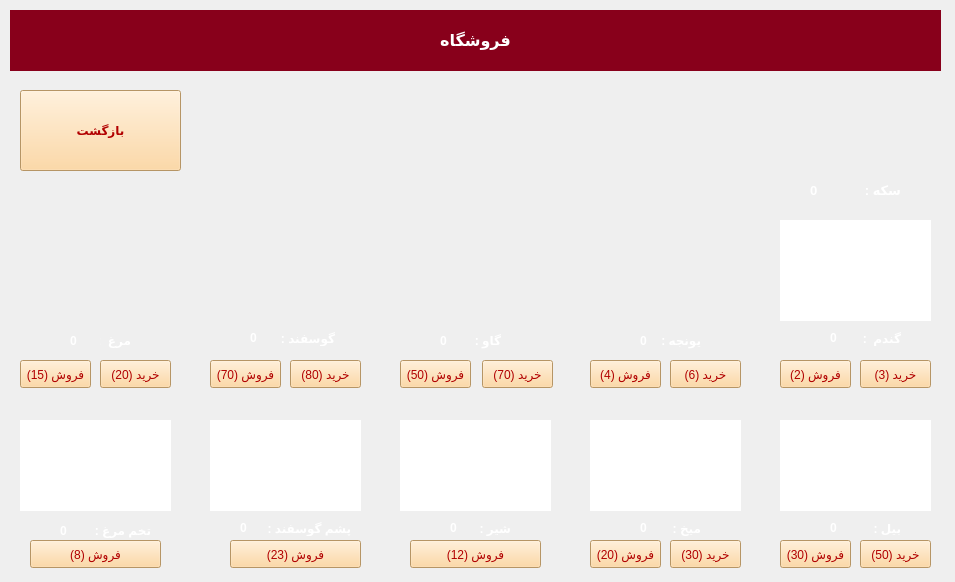
Qt form Store.ui (Mahdi-Ghasemii/AP_Project) before a commit.
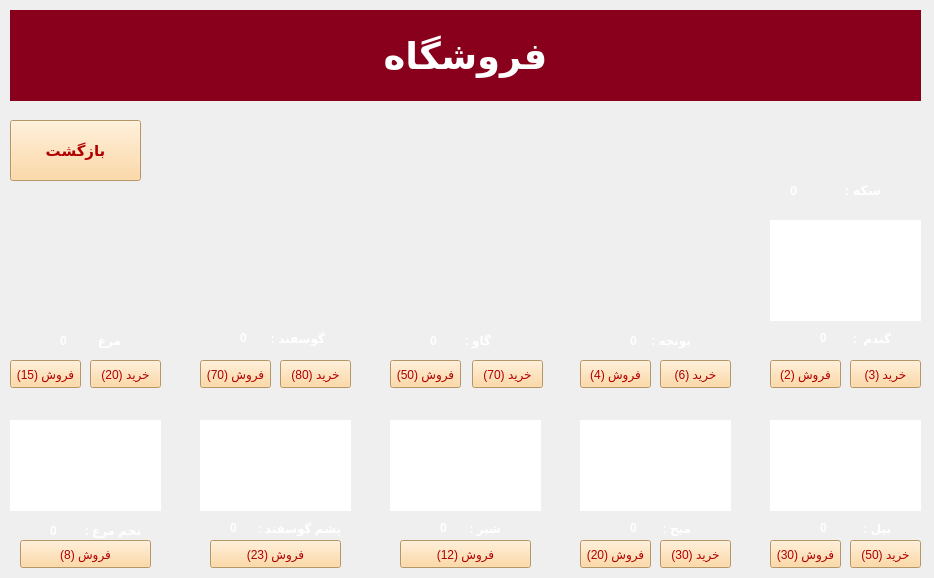
The same form after that commit. Icons and pictures are not drawn.

Patch:
```diff
--- a/Store.ui
+++ b/Store.ui
@@ -6,8 +6,8 @@
    <rect>
     <x>0</x>
     <y>0</y>
-    <width>955</width>
-    <height>582</height>
+    <width>934</width>
+    <height>578</height>
    </rect>
   </property>
   <property name="windowTitle">
@@ -44,8 +44,8 @@
   <widget class="QLabel" name="label">
    <property name="geometry">
     <rect>
-     <x>780</x>
-     <y>80</y>
+     <x>770</x>
+     <y>90</y>
      <width>141</width>
      <height>111</height>
     </rect>
@@ -63,7 +63,7 @@
   <widget class="QLabel" name="label_2">
    <property name="geometry">
     <rect>
-     <x>850</x>
+     <x>830</x>
      <y>180</y>
      <width>51</width>
      <height>20</height>
@@ -86,9 +86,9 @@
   <widget class="QLabel" name="Num_Coin">
    <property name="geometry">
     <rect>
-     <x>810</x>
+     <x>790</x>
      <y>180</y>
-     <width>31</width>
+     <width>41</width>
      <height>21</height>
     </rect>
    </property>
@@ -109,7 +109,7 @@
   <widget class="QPushButton" name="Buy_Cow_pbn">
    <property name="geometry">
     <rect>
-     <x>482</x>
+     <x>472</x>
      <y>360</y>
      <width>71</width>
      <height>28</height>
@@ -127,7 +127,7 @@
   <widget class="QLabel" name="label_4">
    <property name="geometry">
     <rect>
-     <x>400</x>
+     <x>390</x>
      <y>420</y>
      <width>151</width>
      <height>91</height>
@@ -150,7 +150,7 @@
   <widget class="QLabel" name="label_5">
    <property name="geometry">
     <rect>
-     <x>470</x>
+     <x>460</x>
      <y>520</y>
      <width>41</width>
      <height>16</height>
@@ -172,7 +172,7 @@
   <widget class="QLabel" name="label_6">
    <property name="geometry">
     <rect>
-     <x>20</x>
+     <x>10</x>
      <y>420</y>
      <width>151</width>
      <height>91</height>
@@ -194,7 +194,7 @@
   <widget class="QLabel" name="label_7">
    <property name="geometry">
     <rect>
-     <x>90</x>
+     <x>80</x>
      <y>520</y>
      <width>61</width>
      <height>20</height>
@@ -216,7 +216,7 @@
   <widget class="QLabel" name="label_8">
    <property name="geometry">
     <rect>
-     <x>780</x>
+     <x>770</x>
      <y>420</y>
      <width>151</width>
      <height>91</height>
@@ -239,7 +239,7 @@
   <widget class="QLabel" name="label_9">
    <property name="geometry">
     <rect>
-     <x>860</x>
+     <x>850</x>
      <y>520</y>
      <width>41</width>
      <height>16</height>
@@ -261,7 +261,7 @@
   <widget class="QLabel" name="label_10">
    <property name="geometry">
     <rect>
-     <x>590</x>
+     <x>580</x>
      <y>420</y>
      <width>151</width>
      <height>91</height>
@@ -283,7 +283,7 @@
   <widget class="QLabel" name="label_11">
    <property name="geometry">
     <rect>
-     <x>670</x>
+     <x>660</x>
      <y>520</y>
      <width>31</width>
      <height>16</height>
@@ -305,7 +305,7 @@
   <widget class="QLabel" name="Num_Mikh">
    <property name="geometry">
     <rect>
-     <x>640</x>
+     <x>630</x>
      <y>520</y>
      <width>31</width>
      <height>16</height>
@@ -327,7 +327,7 @@
   <widget class="QLabel" name="Num_Egg">
    <property name="geometry">
     <rect>
-     <x>60</x>
+     <x>50</x>
      <y>520</y>
      <width>20</width>
      <height>21</height>
@@ -349,7 +349,7 @@
   <widget class="QLabel" name="Num_Milk">
    <property name="geometry">
     <rect>
-     <x>450</x>
+     <x>440</x>
      <y>520</y>
      <width>21</width>
      <height>16</height>
@@ -371,7 +371,7 @@
   <widget class="QLabel" name="Num_Bill">
    <property name="geometry">
     <rect>
-     <x>830</x>
+     <x>820</x>
      <y>520</y>
      <width>21</width>
      <height>16</height>
@@ -393,7 +393,7 @@
   <widget class="QLabel" name="label_16">
    <property name="geometry">
     <rect>
-     <x>400</x>
+     <x>390</x>
      <y>220</y>
      <width>151</width>
      <height>101</height>
@@ -412,7 +412,7 @@
   <widget class="QLabel" name="label_17">
    <property name="geometry">
     <rect>
-     <x>470</x>
+     <x>460</x>
      <y>330</y>
      <width>31</width>
      <height>20</height>
@@ -434,7 +434,7 @@
   <widget class="QLabel" name="Num_Cow">
    <property name="geometry">
     <rect>
-     <x>440</x>
+     <x>430</x>
      <y>330</y>
      <width>31</width>
      <height>21</height>
@@ -456,7 +456,7 @@
   <widget class="QLabel" name="label_19">
    <property name="geometry">
     <rect>
-     <x>210</x>
+     <x>200</x>
      <y>220</y>
      <width>151</width>
      <height>101</height>
@@ -475,7 +475,7 @@
   <widget class="QLabel" name="label_20">
    <property name="geometry">
     <rect>
-     <x>280</x>
+     <x>270</x>
      <y>330</y>
      <width>55</width>
      <height>16</height>
@@ -497,7 +497,7 @@
   <widget class="QLabel" name="Num_Sheep">
    <property name="geometry">
     <rect>
-     <x>250</x>
+     <x>240</x>
      <y>330</y>
      <width>31</width>
      <height>16</height>
@@ -519,7 +519,7 @@
   <widget class="QLabel" name="label_22">
    <property name="geometry">
     <rect>
-     <x>20</x>
+     <x>10</x>
      <y>220</y>
      <width>151</width>
      <height>101</height>
@@ -538,7 +538,7 @@
   <widget class="QLabel" name="label_23">
    <property name="geometry">
     <rect>
-     <x>100</x>
+     <x>90</x>
      <y>330</y>
      <width>31</width>
      <height>20</height>
@@ -560,7 +560,7 @@
   <widget class="QLabel" name="Num_Chicken">
    <property name="geometry">
     <rect>
-     <x>70</x>
+     <x>60</x>
      <y>330</y>
      <width>21</width>
      <height>21</height>
@@ -582,7 +582,7 @@
   <widget class="QLabel" name="label_25">
    <property name="geometry">
     <rect>
-     <x>780</x>
+     <x>770</x>
      <y>220</y>
      <width>151</width>
      <height>101</height>
@@ -604,7 +604,7 @@
   <widget class="QLabel" name="label_26">
    <property name="geometry">
     <rect>
-     <x>860</x>
+     <x>850</x>
      <y>330</y>
      <width>41</width>
      <height>16</height>
@@ -626,7 +626,7 @@
   <widget class="QLabel" name="Num_Gandom">
    <property name="geometry">
     <rect>
-     <x>830</x>
+     <x>820</x>
      <y>330</y>
      <width>21</width>
      <height>16</height>
@@ -648,7 +648,7 @@
   <widget class="QLabel" name="label_28">
    <property name="geometry">
     <rect>
-     <x>590</x>
+     <x>580</x>
      <y>220</y>
      <width>151</width>
      <height>101</height>
@@ -667,7 +667,7 @@
   <widget class="QLabel" name="label_29">
    <property name="geometry">
     <rect>
-     <x>660</x>
+     <x>650</x>
      <y>330</y>
      <width>41</width>
      <height>20</height>
@@ -689,7 +689,7 @@
   <widget class="QLabel" name="Num_Yonjeh">
    <property name="geometry">
     <rect>
-     <x>640</x>
+     <x>630</x>
      <y>330</y>
      <width>21</width>
      <height>21</height>
@@ -711,7 +711,7 @@
   <widget class="QPushButton" name="Buy_Sheep_pbn">
    <property name="geometry">
     <rect>
-     <x>290</x>
+     <x>280</x>
      <y>360</y>
      <width>71</width>
      <height>28</height>
@@ -729,7 +729,7 @@
   <widget class="QPushButton" name="Sell_Cow_pbn">
    <property name="geometry">
     <rect>
-     <x>400</x>
+     <x>390</x>
      <y>360</y>
      <width>71</width>
      <height>28</height>
@@ -747,7 +747,7 @@
   <widget class="QPushButton" name="Sell_Sheep_pbn">
    <property name="geometry">
     <rect>
-     <x>210</x>
+     <x>200</x>
      <y>360</y>
      <width>71</width>
      <height>28</height>
@@ -765,7 +765,7 @@
   <widget class="QPushButton" name="Buy_Chicken_pbn">
    <property name="geometry">
     <rect>
-     <x>100</x>
+     <x>90</x>
      <y>360</y>
      <width>71</width>
      <height>28</height>
@@ -783,7 +783,7 @@
   <widget class="QPushButton" name="Sell_Chicken_pbn">
    <property name="geometry">
     <rect>
-     <x>20</x>
+     <x>10</x>
      <y>360</y>
      <width>71</width>
      <height>28</height>
@@ -801,7 +801,7 @@
   <widget class="QPushButton" name="Buy_Mikh_pbn">
    <property name="geometry">
     <rect>
-     <x>670</x>
+     <x>660</x>
      <y>540</y>
      <width>71</width>
      <height>28</height>
@@ -819,7 +819,7 @@
   <widget class="QPushButton" name="Sell_Mikh_pbn">
    <property name="geometry">
     <rect>
-     <x>590</x>
+     <x>580</x>
      <y>540</y>
      <width>71</width>
      <height>28</height>
@@ -837,7 +837,7 @@
   <widget class="QPushButton" name="Sell_Yonjeh_pbn">
    <property name="geometry">
     <rect>
-     <x>590</x>
+     <x>580</x>
      <y>360</y>
      <width>71</width>
      <height>28</height>
@@ -855,7 +855,7 @@
   <widget class="QPushButton" name="Buy_Yonjeh_pbn">
    <property name="geometry">
     <rect>
-     <x>670</x>
+     <x>660</x>
      <y>360</y>
      <width>71</width>
      <height>28</height>
@@ -873,7 +873,7 @@
   <widget class="QPushButton" name="Buy_Gandom_pbn">
    <property name="geometry">
     <rect>
-     <x>860</x>
+     <x>850</x>
      <y>360</y>
      <width>71</width>
      <height>28</height>
@@ -891,7 +891,7 @@
   <widget class="QPushButton" name="Sell_Gandom_pbn">
    <property name="geometry">
     <rect>
-     <x>780</x>
+     <x>770</x>
      <y>360</y>
      <width>71</width>
      <height>28</height>
@@ -909,7 +909,7 @@
   <widget class="QPushButton" name="Sell_Egg_pbn">
    <property name="geometry">
     <rect>
-     <x>30</x>
+     <x>20</x>
      <y>540</y>
      <width>131</width>
      <height>28</height>
@@ -927,7 +927,7 @@
   <widget class="QPushButton" name="Sell_Wool_pbn">
    <property name="geometry">
     <rect>
-     <x>230</x>
+     <x>210</x>
      <y>540</y>
      <width>131</width>
      <height>28</height>
@@ -945,7 +945,7 @@
   <widget class="QPushButton" name="Buy_Bill_pbn">
    <property name="geometry">
     <rect>
-     <x>860</x>
+     <x>850</x>
      <y>540</y>
      <width>71</width>
      <height>28</height>
@@ -963,7 +963,7 @@
   <widget class="QPushButton" name="Sell_Bill_pbn">
    <property name="geometry">
     <rect>
-     <x>780</x>
+     <x>770</x>
      <y>540</y>
      <width>71</width>
      <height>28</height>
@@ -981,7 +981,7 @@
   <widget class="QPushButton" name="Sell_Milk_pbn">
    <property name="geometry">
     <rect>
-     <x>410</x>
+     <x>400</x>
      <y>540</y>
      <width>131</width>
      <height>28</height>
@@ -999,7 +999,7 @@
   <widget class="QLabel" name="label_31">
    <property name="geometry">
     <rect>
-     <x>210</x>
+     <x>200</x>
      <y>420</y>
      <width>151</width>
      <height>91</height>
@@ -1021,7 +1021,7 @@
   <widget class="QLabel" name="label_32">
    <property name="geometry">
     <rect>
-     <x>260</x>
+     <x>250</x>
      <y>520</y>
      <width>91</width>
      <height>16</height>
@@ -1043,7 +1043,7 @@
   <widget class="QLabel" name="Num_Wool">
    <property name="geometry">
     <rect>
-     <x>240</x>
+     <x>230</x>
      <y>520</y>
      <width>21</width>
      <height>16</height>
@@ -1062,40 +1062,57 @@
     <string>0</string>
    </property>
   </widget>
-  <widget class="QLabel" name="label_34">
+  <widget class="QPushButton" name="Return_to_Farm">
    <property name="geometry">
     <rect>
      <x>10</x>
-     <y>10</y>
-     <width>931</width>
+     <y>120</y>
+     <width>131</width>
      <height>61</height>
     </rect>
    </property>
+   <property name="font">
+    <font>
+     <pointsize>11</pointsize>
+     <weight>75</weight>
+     <bold>true</bold>
+    </font>
+   </property>
+   <property name="styleSheet">
+    <string notr="true">color: rgb(177, 0, 0);
+background-color: rgb(255, 208, 141);
+font-weight: bold;
+</string>
+   </property>
+   <property name="text">
+    <string>بازگشت</string>
+   </property>
+  </widget>
+  <widget class="QLabel" name="label_3">
+   <property name="geometry">
+    <rect>
+     <x>10</x>
+     <y>10</y>
+     <width>911</width>
+     <height>91</height>
+    </rect>
+   </property>
+   <property name="font">
+    <font>
+     <pointsize>28</pointsize>
+     <weight>75</weight>
+     <bold>true</bold>
+    </font>
+   </property>
    <property name="styleSheet">
     <string notr="true">color: rgb(255, 255, 255);
 background-color: rgb(136, 0, 27);</string>
    </property>
    <property name="text">
-    <string>&lt;html&gt;&lt;head/&gt;&lt;body&gt;&lt;p align=&quot;center&quot;&gt;&lt;span style=&quot; font-size:12pt; font-weight:600;&quot;&gt;فروشگاه&lt;/span&gt;&lt;/p&gt;&lt;/body&gt;&lt;/html&gt;</string>
+    <string>فروشگاه</string>
    </property>
-  </widget>
-  <widget class="QPushButton" name="Return_to_Farm">
-   <property name="geometry">
-    <rect>
-     <x>20</x>
-     <y>90</y>
-     <width>161</width>
-     <height>81</height>
-    </rect>
-   </property>
-   <property name="styleSheet">
-    <string notr="true">color: rgb(177, 0, 0);
-background-color: rgb(255, 208, 141);
-font-weight: bold;
-</string>
-   </property>
-   <property name="text">
-    <string>بازگشت</string>
+   <property name="alignment">
+    <set>Qt::AlignCenter</set>
    </property>
   </widget>
  </widget>
```
